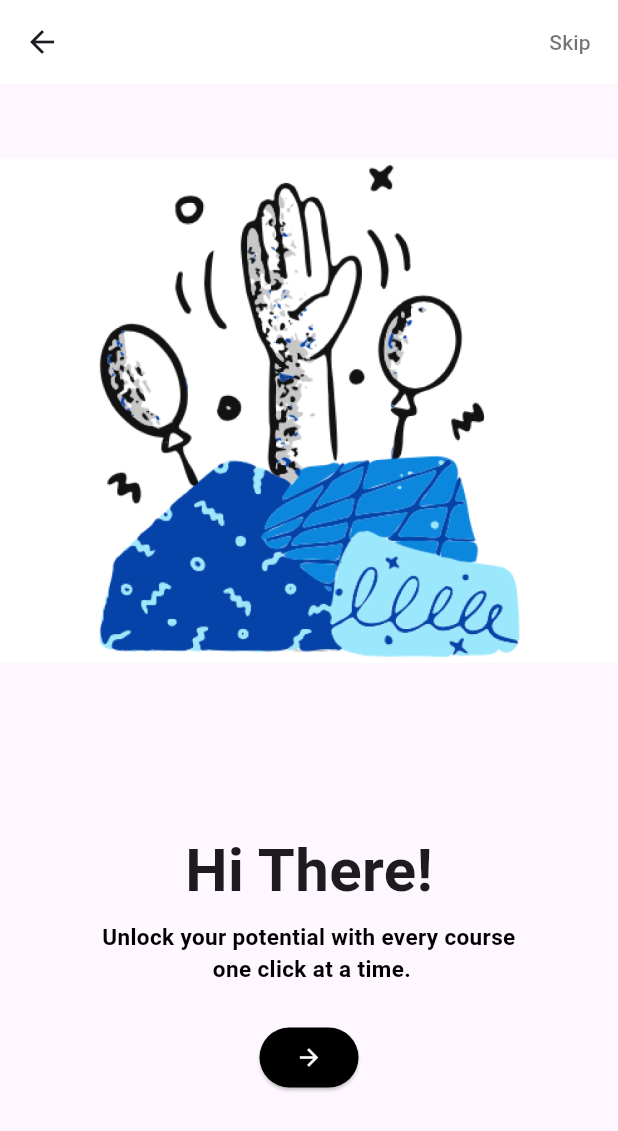
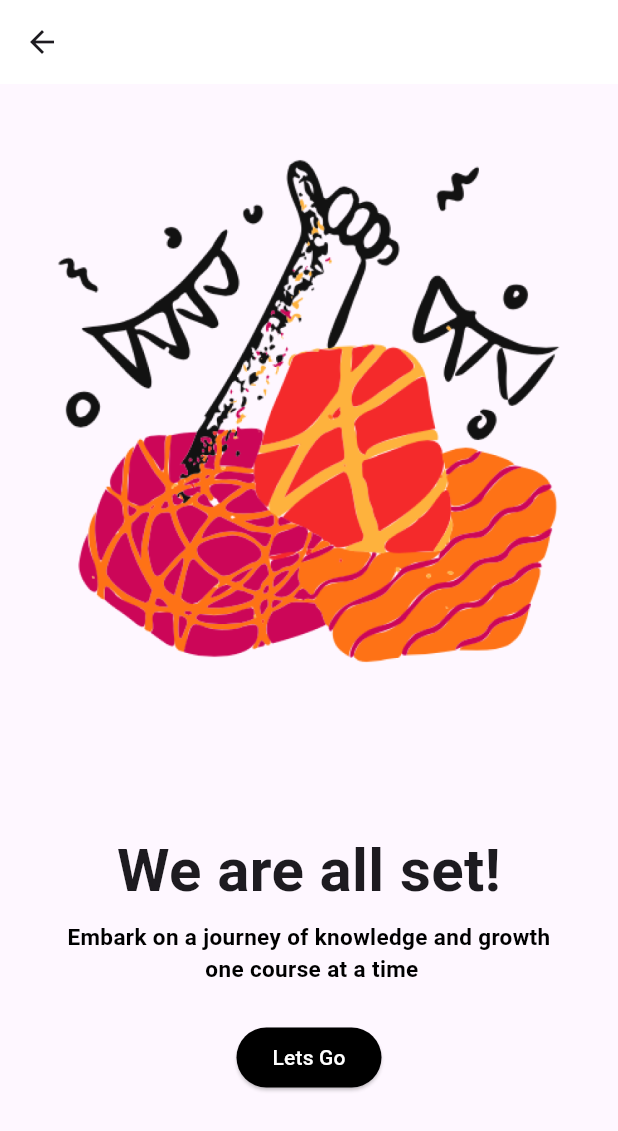
Before and after one commit to Priyanshg0211/Coursely, a Flutter app: the screen it shows after launch, after a tap on the "arrow forward" icon, on a phone screen of 412 x 824 dp. Shown: the top 1131 px of the screen. Run offline on Flutter 3.47's test engine with Material 3 defaults, Android fonts, the phone set to English and light mode, and no system bars; Roboto replaces fonts that are missing (Poppins).

Commit message:
build the ui of intropage2

```diff
--- a/lib/intropage.dart
+++ b/lib/intropage.dart
@@ -1,4 +1,5 @@
 
+import 'package:coursely/intropage2.dart';
 import 'package:flutter/material.dart';
 
 
@@ -60,7 +61,7 @@ class intropage extends StatelessWidget {
             child: ElevatedButton(onPressed: () {
                Navigator.push(
                   context,
-                  MaterialPageRoute(builder: (context) => const intropage()),
+                  MaterialPageRoute(builder: (context) => const intropage2()),
                 );
               print('The button is pressed');
             },style: ButtonStyle(
--- a/lib/intropage2.dart
+++ b/lib/intropage2.dart
@@ -1,23 +1,13 @@
 import 'package:flutter/material.dart';
 
-class intropage extends StatelessWidget {
-  const intropage({super.key});
+class intropage2 extends StatelessWidget {
+  const intropage2({super.key});
 
   @override
   Widget build(BuildContext context) {
     return Scaffold(
       appBar: AppBar(
         backgroundColor: Colors.white,
-        actions: <Widget>[
-          TextButton(
-              onPressed: () {
-                print('The skip button is pressed');
-              },
-              child: Text(
-                'Skip',
-                style: TextStyle(fontSize: 14, color: Colors.black54),
-              )),
-        ],
       ),
       body: Column(
         children: [
@@ -28,7 +18,7 @@ class intropage extends StatelessWidget {
           SizedBox(height: 110,),
           Container(
             child: Text(
-              'Hi There!',
+              'We are all set!',
               style: TextStyle(
                 fontFamily: 'Poppins',
                 fontSize: 40,
@@ -41,7 +31,7 @@ class intropage extends StatelessWidget {
           ),
           Container(
             child: Text(
-              'Unlock your potential with every course\n one click at a time.',
+              'Embark on a journey of knowledge and growth \n one course at a time',
               textAlign: TextAlign.center,
               style: TextStyle(
                 fontFamily: 'Poppins',
@@ -64,7 +54,11 @@ class intropage extends StatelessWidget {
                   borderRadius: BorderRadius.circular(30),
                 ),
               ),
-            ), child: Icon(Icons.arrow_forward_outlined,color: Colors.white,))
+            ), child: Text('Lets Go',style: TextStyle(
+              fontFamily: 'Poppins',
+              fontSize: 14,
+              color: Colors.white,
+            ),)),
           ),
         ],
       ),
```
